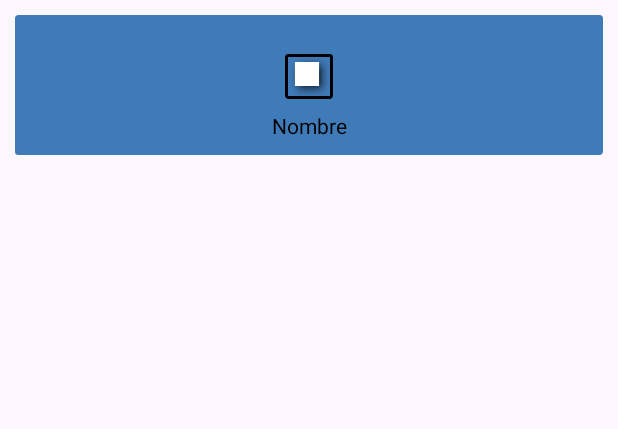
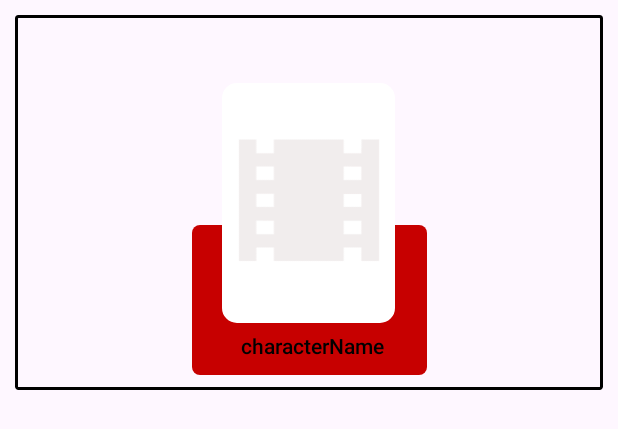
Before and after one commit to augustotano/desafio2Android, an Android app: the layout character_block.xml on its own in the app's theme, with its tools: preview values and no code run, on a phone screen of 412 x 824 dp. Shown: the top 429 px of the screen. Run offline under Robolectric (Android 15) with nearby library versions, the phone set to English and light mode, and no system bars; network calls fail.

Commit message:
Diseño mejorado
mejoro el diseño mezclando el de Augusto con el que yo había hecho(Meli). Además se arregla que muestre por defecto texto not found si no hay descripcion, lo mismo para el nombre.

```diff
--- a/app/src/main/java/com/example/arquitecturaretrofit/CharacterListFragment.kt
+++ b/app/src/main/java/com/example/arquitecturaretrofit/CharacterListFragment.kt
@@ -42,7 +42,7 @@ class CharacterListFragment : Fragment() {
     ): View? {
         binding = FragmentCharacterListBinding.inflate(layoutInflater, container, false)
 
-        binding.recyclerView.layoutManager = StaggeredGridLayoutManager(3, StaggeredGridLayoutManager.VERTICAL)
+        binding.recyclerView.layoutManager = StaggeredGridLayoutManager(2, StaggeredGridLayoutManager.VERTICAL)
         binding.recyclerView.adapter = characterAdapter
         binding.recyclerView.addOnScrollListener( object : RecyclerView.OnScrollListener(){
             override fun onScrolled(recyclerView: RecyclerView, dx: Int, dy: Int) {
--- /dev/null
+++ b/app/src/main/res/drawable/main.xml
@@ -0,0 +1,11 @@
+<?xml version="1.0" encoding="utf-8"?>
+<shape xmlns:android="http://schemas.android.com/apk/res/android">
+
+    <solid
+        android:color="#c70000"/>
+    <corners
+        android:topLeftRadius="5dp"
+        android:topRightRadius="5dp"
+        android:bottomLeftRadius="5dp"
+        android:bottomRightRadius="5dp"/>
+</shape>
--- a/app/src/main/res/layout/character_block.xml
+++ b/app/src/main/res/layout/character_block.xml
@@ -6,31 +6,67 @@
     android:layout_height="wrap_content"
     android:background="@drawable/border"
     android:clipToPadding="true"
-    android:backgroundTint="#407bb9"
     android:padding="10dp"
     android:layout_margin="10dp">
 
-    <ImageView
-        android:id="@+id/characterImage"
+    <androidx.constraintlayout.widget.ConstraintLayout
+        android:id="@+id/dataRoot"
+        android:layout_width="wrap_content"
+        android:layout_height="100dp"
+        android:layout_marginTop="130dp"
+        android:background="@drawable/main"
+        app:layout_constraintEnd_toEndOf="parent"
+        app:layout_constraintStart_toStartOf="parent"
+        app:layout_constraintTop_toTopOf="parent">
+
+        <androidx.constraintlayout.widget.Guideline
+            android:id="@+id/guideline2"
+            android:layout_marginBottom="10dp"
             android:layout_width="wrap_content"
             android:layout_height="wrap_content"
-        android:layout_marginTop="16dp"
-        android:scaleType="fitCenter"
-        android:background="@drawable/border"
-        android:src="@android:drawable/picture_frame"
+            android:orientation="vertical"
+            app:layout_constraintGuide_begin="157dp" />
+
+
+    </androidx.constraintlayout.widget.ConstraintLayout>
+
+    <androidx.constraintlayout.widget.ConstraintLayout
+        android:id="@+id/imgRoot"
+        android:layout_width="wrap_content"
+        android:layout_height="wrap_content"
+        app:layout_constraintBottom_toBottomOf="@id/dataRoot"
+        app:layout_constraintStart_toStartOf="@id/dataRoot"
+        android:layout_marginBottom="10dp"
+        android:layout_marginStart="20dp">
+
+        <com.google.android.material.imageview.ShapeableImageView
+            android:id="@+id/characterImage"
+            android:layout_width="115dp"
+            android:layout_height="160dp"
+            android:scaleType="fitXY"
+            android:background="@color/white"
+            app:shapeAppearanceOverlay="@style/RoundedImageView"
+            app:srcCompat="@drawable/poster_placeholder"
+            app:layout_constraintBottom_toBottomOf="parent"
             app:layout_constraintEnd_toEndOf="parent"
             app:layout_constraintStart_toStartOf="parent"
-        app:layout_constraintTop_toTopOf="parent" />
+            app:layout_constraintTop_toTopOf="parent"/>
 
         <TextView
             android:id="@+id/characterName"
-        android:layout_width="wrap_content"
+            android:layout_width="100dp"
             android:layout_height="wrap_content"
-        android:layout_marginTop="8dp"
-        android:text="Nombre"
+            android:gravity="center"
+            android:layout_marginHorizontal="10dp"
+            android:fontFamily="sans-serif-light"
+            android:text="characterName"
             android:textColor="@color/black"
-        app:layout_constraintEnd_toEndOf="parent"
+            android:textSize="14sp"
+            android:textStyle="bold"
+            android:layout_marginTop="5dp"
             app:layout_constraintStart_toStartOf="parent"
             app:layout_constraintTop_toBottomOf="@+id/characterImage" />
 
     </androidx.constraintlayout.widget.ConstraintLayout>
+
+</androidx.constraintlayout.widget.ConstraintLayout>
--- a/app/src/main/res/values/themes.xml
+++ b/app/src/main/res/values/themes.xml
@@ -6,4 +6,9 @@
     </style>
 
     <style name="Theme.ArquitecturaRetrofit" parent="Base.Theme.ArquitecturaRetrofit" />
+
+    <style name="RoundedImageView">
+        <item name="cornerFamily">rounded</item>
+        <item name="cornerSize">10dp</item>
+    </style>
 </resources>
```
Also changed, not shown: app/src/main/java/com/example/arquitecturaretrofit/CharacterInfoFragment.kt (+8 -2 lines), app/src/main/res/drawable/shapeblue.xml (added, +11 -0 lines), app/src/main/res/layout/activity_main.xml (+3 -17 lines), app/src/main/res/layout/comic_block.xml (+7 -6 lines), app/src/main/res/layout/fragment_character_info.xml (+35 -12 lines), app/src/main/res/layout/fragment_character_list.xml (+15 -5 lines), app/src/main/res/drawable/icons_atras.png (added), app/src/main/res/drawable/logo_marvel.jpg (added), app/src/main/res/drawable/poster_placeholder.png (added). Lines whose indentation alone changed are shown as unchanged.
